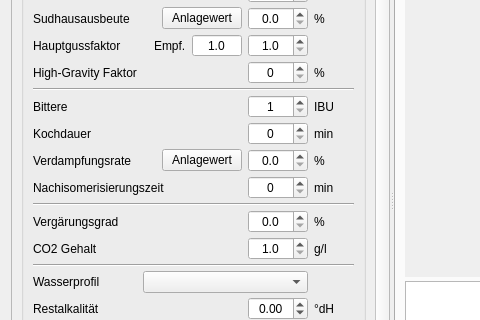
The window that kleiner-brauhelfer/tabrezept.ui (kleiner-brauhelfer/kleiner-brauhelfer-2) describes before a commit, drawn with Qt 5; both pictures show x 0 to 480 and y 157 to 477 of the 1086 by 714 pixel window.
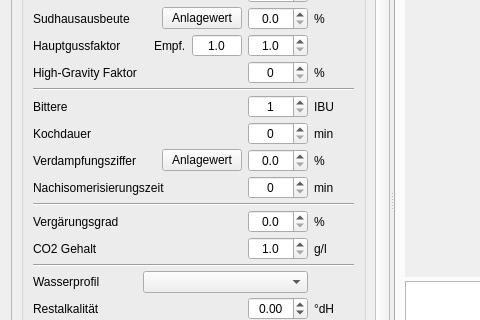
The same window after the commit. Custom widgets are drawn as their Qt base class.

Commit message: Verdampfungsrate -> Verdampfungsziffer

```diff
--- a/kleiner-brauhelfer/tabrezept.ui
+++ b/kleiner-brauhelfer/tabrezept.ui
@@ -320,7 +320,7 @@
            <item row="11" column="0">
             <widget class="QLabel" name="label_50">
              <property name="text">
-              <string>Verdampfungsrate</string>
+              <string>Verdampfungsziffer</string>
              </property>
             </widget>
            </item>
```
Left out of the diff: 7 changed lines with no effect on the pictures. The commit also changes 12 other files.
